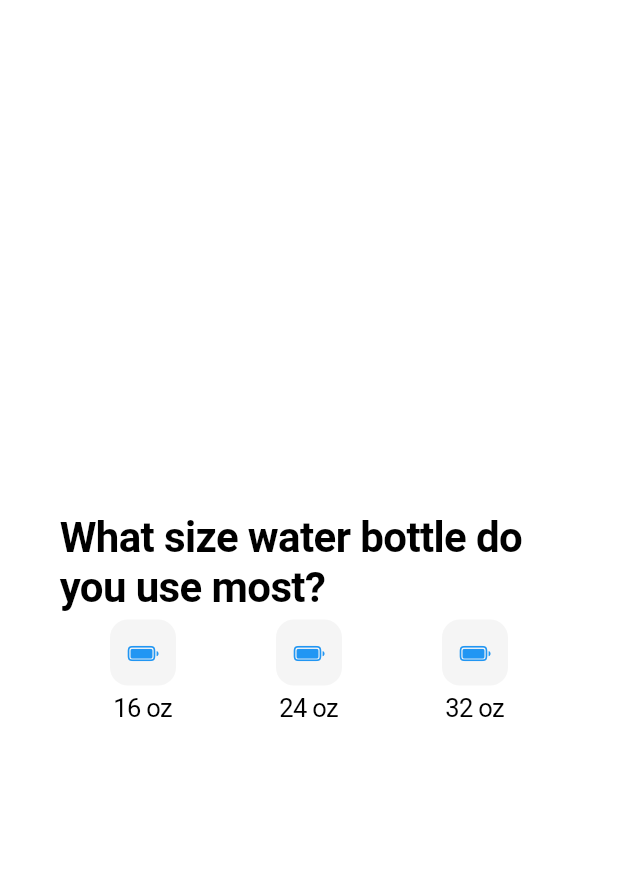
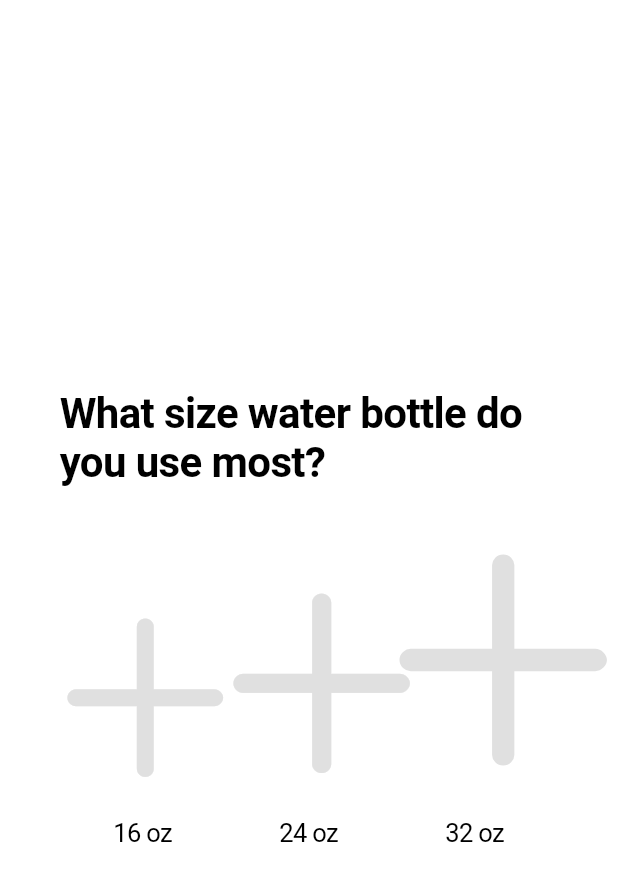
Before and after one commit to philalem/hydration_tracker, a Flutter app: the screen it shows after launch, on a phone screen of 412 x 824 dp. Shown: the top 881 px of the screen. Run offline on Flutter 3.47's test engine with Material 2 defaults, Android fonts, the phone set to English and light mode, and no system bars; our stand-ins replace simple_animations.

Commit message:
added the restriction to select one size

```diff
--- a/lib/initialQuestions.dart
+++ b/lib/initialQuestions.dart
@@ -23,7 +23,11 @@ class _InitialQuestionsState extends State<InitialQuestions> {
                 'What size water bottle do you use most?',
                 style: TextStyle(fontSize: 28, fontWeight: FontWeight.bold),
               ),
+              SizedBox(
+                height: 10,
+              ),
               Row(
+                crossAxisAlignment: CrossAxisAlignment.end,
                 children: <Widget>[
                   Expanded(
                     child: Column(
@@ -31,14 +35,15 @@ class _InitialQuestionsState extends State<InitialQuestions> {
                         Container(
                           margin: EdgeInsets.all(5),
                           child: CupertinoButton(
-                            onPressed: () => setState(() {
-                              bottleSizeSelected[0] = !bottleSizeSelected[0];
-                            }),
+                            onPressed: () => _updateBottleSelection(0),
                             padding: EdgeInsets.all(0),
+                            child: Icon(
+                              CupertinoIcons.add,
+                              size: 150,
                               color: bottleSizeSelected[0]
                                   ? Colors.blue
-                                : Colors.grey[100],
-                            child: Icon(CupertinoIcons.battery_full),
+                                  : Colors.grey[300],
+                            ),
                           ),
                         ),
                         Row(
@@ -54,14 +59,15 @@ class _InitialQuestionsState extends State<InitialQuestions> {
                         Container(
                           margin: EdgeInsets.all(5),
                           child: CupertinoButton(
-                            onPressed: () => setState(() {
-                              bottleSizeSelected[1] = !bottleSizeSelected[1];
-                            }),
+                            onPressed: () => _updateBottleSelection(1),
                             padding: EdgeInsets.all(0),
+                            child: Icon(
+                              CupertinoIcons.add,
+                              size: 170,
                               color: bottleSizeSelected[1]
                                   ? Colors.blue
-                                : Colors.grey[100],
-                            child: Icon(CupertinoIcons.battery_full),
+                                  : Colors.grey[300],
+                            ),
                           ),
                         ),
                         Row(
@@ -77,14 +83,15 @@ class _InitialQuestionsState extends State<InitialQuestions> {
                         Container(
                           margin: EdgeInsets.all(5),
                           child: CupertinoButton(
-                            onPressed: () => setState(() {
-                              bottleSizeSelected[2] = !bottleSizeSelected[2];
-                            }),
+                            onPressed: () => _updateBottleSelection(2),
                             padding: EdgeInsets.all(0),
+                            child: Icon(
+                              CupertinoIcons.add,
+                              size: 200,
                               color: bottleSizeSelected[2]
                                   ? Colors.blue
-                                : Colors.grey[100],
-                            child: Icon(CupertinoIcons.battery_full),
+                                  : Colors.grey[300],
+                            ),
                           ),
                         ),
                         Row(
@@ -102,4 +109,32 @@ class _InitialQuestionsState extends State<InitialQuestions> {
       ),
     );
   }
+
+  _updateBottleSelection(numberSelected) {
+    switch (numberSelected) {
+      case 0:
+        setState(() {
+          bottleSizeSelected[0] = !bottleSizeSelected[0];
+          bottleSizeSelected[1] = false;
+          bottleSizeSelected[2] = false;
+        });
+        break;
+      case 1:
+        setState(() {
+          bottleSizeSelected[0] = false;
+          bottleSizeSelected[1] = !bottleSizeSelected[1];
+          bottleSizeSelected[2] = false;
+        });
+        break;
+      case 2:
+        setState(() {
+          bottleSizeSelected[0] = false;
+          bottleSizeSelected[1] = false;
+          bottleSizeSelected[2] = !bottleSizeSelected[2];
+        });
+        break;
+      default:
+        break;
     }
+  }
+}
```
Lines whose indentation alone changed are shown as unchanged.
